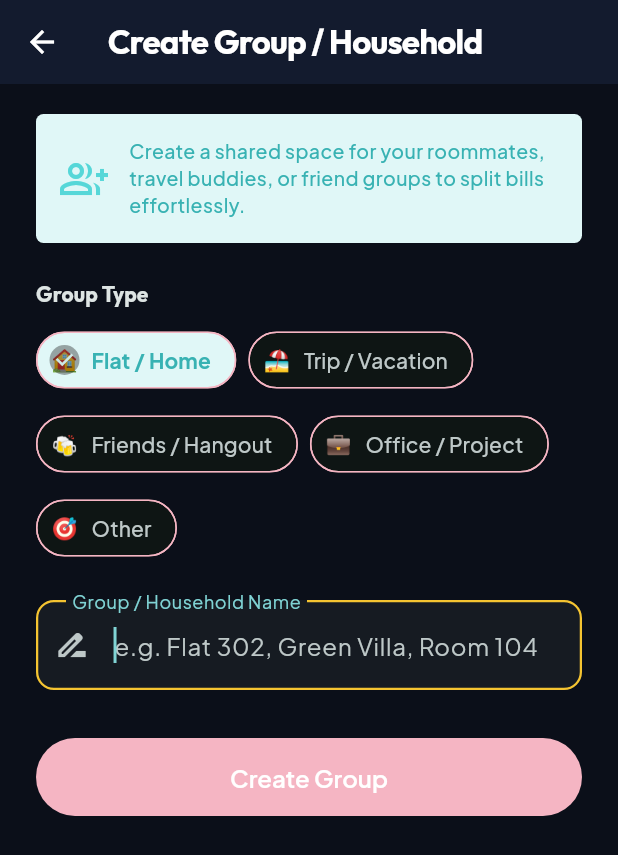
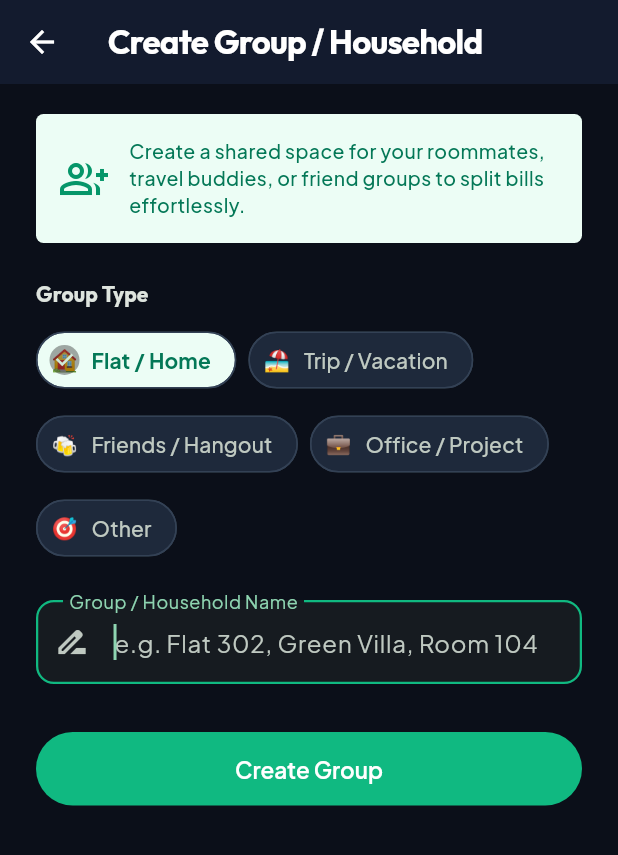
Before and after one commit to RahuL-XYZ/Kharcha-Paani, a Flutter app: the screen it shows once a user with an empty profile is signed in, after a tap on "Create Household", on a phone screen of 412 x 824 dp. Shown: the top 855 px of the screen. Run offline on Flutter 3.47's test engine with Material 3 defaults, Android fonts, the phone set to English and light mode, and no system bars; our stand-ins replace cloud_firestore, firebase_auth, firebase_core, fl_chart, flutter_riverpod, go_router and 5 more; accounts and stored records are empty; network calls fail.

Commit message:
UI changes

```diff
--- a/lib/core/constants/app_colors.dart
+++ b/lib/core/constants/app_colors.dart
@@ -1,38 +1,38 @@
 import 'package:flutter/material.dart';
 
 class AppColors {
-  // Brand Primary & Accents (Tropical Vibrant)
-  static const Color primary = Color(0xFF56D7D8); // Vibrant Mint Cyan
-  static const Color primaryDark = Color(0xFF38B2B3);
-  static const Color primaryLight = Color(0xFFE0F7F7);
-  static const Color primaryContainer = Color(0xFF56D7D8);
-  static const Color onPrimary = Color(0xFF0F172A); // Slate dark text on Cyan
+  // Brand Primary & Accents (Clean Emerald & Slate)
+  static const Color primary = Color(0xFF059669); // Emerald 600
+  static const Color primaryDark = Color(0xFF047857); // Emerald 700
+  static const Color primaryLight = Color(0xFFECFDF5); // Emerald 50
+  static const Color primaryContainer = Color(0xFFECFDF5);
+  static const Color onPrimary = Color(0xFFFFFFFF); // Pure White on Emerald
 
-  // Secondary & Accent
-  static const Color secondary = Color(0xFFF5C431); // Vibrant Warm Yellow
-  static const Color secondaryContainer = Color(0xFFFDECA6);
-  static const Color accent = Color(0xFFF5B5C3); // Soft Rose Pink
-  static const Color accentContainer = Color(0xFFFCE4E9);
-  static const Color appBarDarkBlue = Color(0xFF0F2042); // Common Dark Blue for App Bar
+  // Secondary & Accent (Slate neutrals & bright emerald highlights)
+  static const Color secondary = Color(0xFF0F172A); // Slate 900
+  static const Color secondaryContainer = Color(0xFFF1F5F9); // Slate 100
+  static const Color accent = Color(0xFF10B981); // Emerald 500
+  static const Color accentContainer = Color(0xFFD1FAE5); // Emerald 100
+  static const Color appBarDarkBlue = Color(0xFF0F172A); // Clean Slate Navy
 
-  // Financial Indicators
-  static const Color positive = Color(0xFF78E08F); // Tropical Green
-  static const Color positiveLight = Color(0xFFE8F9EE);
-  static const Color negative = Color(0xFFFF6B6B); // Vibrant Coral Pink
-  static const Color negativeLight = Color(0xFFFFE5E5);
-  static const Color neutral = Color(0xFFD1D8E0); // Soft Grey
+  // Financial Indicators (Semantic)
+  static const Color positive = Color(0xFF10B981); // Emerald Green
+  static const Color positiveLight = Color(0xFFECFDF5);
+  static const Color negative = Color(0xFFEF4444); // Crimson / Coral Red
+  static const Color negativeLight = Color(0xFFFEF2F2);
+  static const Color neutral = Color(0xFF64748B); // Slate Grey
 
-  // Category Colors
-  static const Color catGrocery = Color(0xFF78E08F); // Tropical Green
-  static const Color catRent = Color(0xFFA55EEA); // Playful Purple
-  static const Color catElectricity = Color(0xFFF5C431); // Warm Yellow
-  static const Color catWater = Color(0xFF45AAF2); // Bright Blue
-  static const Color catInternet = Color(0xFF56D7D8); // Mint Cyan
-  static const Color catGas = Color(0xFFFF6B6B); // Coral Pink
-  static const Color catCleaning = Color(0xFFF5B5C3); // Soft Rose Pink
-  static const Color catHousehold = Color(0xFFFD9644); // Peachy Orange
-  static const Color catFood = Color(0xFFFA8231); // Tangy Orange
-  static const Color catOther = Color(0xFFD1D8E0); // Soft Grey
+  // Category Colors (Refined & Subtle)
+  static const Color catGrocery = Color(0xFF10B981); // Emerald Green
+  static const Color catRent = Color(0xFF8B5CF6); // Modern Violet
+  static const Color catElectricity = Color(0xFFF59E0B); // Amber
+  static const Color catWater = Color(0xFF0EA5E9); // Sky Blue
+  static const Color catInternet = Color(0xFF06B6D4); // Cyan
+  static const Color catGas = Color(0xFFF43F5E); // Rose
+  static const Color catCleaning = Color(0xFF14B8A6); // Teal
+  static const Color catHousehold = Color(0xFFF97316); // Orange
+  static const Color catFood = Color(0xFFEA580C); // Deep Orange
+  static const Color catOther = Color(0xFF64748B); // Slate Grey
 
   // Light Theme Neutrals
   static const Color backgroundLight = Color(0xFFF8FAFC);
@@ -41,8 +41,8 @@ class AppColors {
   static const Color textPrimaryLight = Color(0xFF0F172A);
   static const Color textSecondaryLight = Color(0xFF475569);
   static const Color textTertiaryLight = Color(0xFF94A3B8);
-  static const Color borderLight = Color(0xFFD2E3FC); // Very light Mail Blue
-  static const Color dividerLight = Color(0xFFD2E3FC);
+  static const Color borderLight = Color(0xFFE2E8F0); // Slate 200
+  static const Color dividerLight = Color(0xFFE2E8F0);
 
   // Dark Theme Neutrals
   static const Color backgroundDark = Color(0xFF0B0F19);
--- a/lib/core/theme/app_theme.dart
+++ b/lib/core/theme/app_theme.dart
@@ -60,55 +60,58 @@ class AppTheme {
       useMaterial3: true,
       brightness: brightness,
       colorScheme: colorScheme,
-      scaffoldBackgroundColor: isDark ? AppColors.backgroundDark : const Color(0xFFFDF7F4),
+      scaffoldBackgroundColor: isDark ? AppColors.backgroundDark : AppColors.backgroundLight,
       textTheme: finalTextTheme,
       iconTheme: IconThemeData(color: colorScheme.onSurface),
-      dividerTheme: DividerThemeData(color: colorScheme.outlineVariant),
+      dividerTheme: DividerThemeData(color: isDark ? AppColors.borderDark : AppColors.borderLight),
       listTileTheme: ListTileThemeData(
         iconColor: colorScheme.onSurfaceVariant,
         textColor: colorScheme.onSurface,
       ),
 
-      // Modern M3 AppBar
+      // Modern Clean AppBar
       appBarTheme: AppBarTheme(
         centerTitle: false,
         elevation: 0,
-        scrolledUnderElevation: 2,
-        backgroundColor: isDark ? AppColors.surfaceDark : AppColors.appBarDarkBlue,
-        foregroundColor: Colors.white,
+        scrolledUnderElevation: 1,
+        backgroundColor: isDark ? AppColors.surfaceDark : Colors.white,
+        foregroundColor: isDark ? Colors.white : AppColors.textPrimaryLight,
         surfaceTintColor: Colors.transparent,
-        iconTheme: const IconThemeData(color: Colors.white),
-        actionsIconTheme: const IconThemeData(color: Colors.white),
+        iconTheme: IconThemeData(color: isDark ? Colors.white : AppColors.textPrimaryLight),
+        actionsIconTheme: IconThemeData(color: isDark ? Colors.white : AppColors.textPrimaryLight),
         titleTextStyle: titleTheme.titleLarge?.copyWith(
           fontWeight: FontWeight.w700,
-          color: Colors.white,
+          color: isDark ? Colors.white : AppColors.textPrimaryLight,
         ),
       ),
 
-      // M3 Expressive Cards (Very rounded)
+      // M3 Clean Slate Cards
       cardTheme: CardThemeData(
         elevation: 0,
-        shadowColor: const Color(0xFFF5B5C3).withValues(alpha: 0.15),
+        shadowColor: Colors.black.withValues(alpha: isDark ? 0.3 : 0.05),
         color: isDark ? colorScheme.surfaceContainer : Colors.white,
         shape: RoundedRectangleBorder(
           borderRadius: BorderRadius.circular(16),
-          side: const BorderSide(color: Color(0xFFF5B5C3), width: 1.0),
+          side: BorderSide(
+            color: isDark ? AppColors.borderDark : AppColors.borderLight,
+            width: 1.0,
+          ),
         ),
         clipBehavior: Clip.antiAlias,
       ),
 
-      // Pill-shaped Buttons
+      // Clean Emerald Buttons
       elevatedButtonTheme: ElevatedButtonThemeData(
         style: ElevatedButton.styleFrom(
           elevation: 0,
-          backgroundColor: const Color(0xFFF5B5C3),
+          backgroundColor: isDark ? AppColors.accent : AppColors.primary,
           foregroundColor: Colors.white,
-          padding: const EdgeInsets.symmetric(horizontal: 32, vertical: 16),
+          padding: const EdgeInsets.symmetric(horizontal: 28, vertical: 15),
           shape: RoundedRectangleBorder(
-            borderRadius: BorderRadius.circular(30),
+            borderRadius: BorderRadius.circular(28),
           ),
           textStyle: GoogleFonts.plusJakartaSans(
-            fontSize: 16,
+            fontSize: 15,
             fontWeight: FontWeight.w600,
           ),
         ),
@@ -116,12 +119,14 @@ class AppTheme {
 
       filledButtonTheme: FilledButtonThemeData(
         style: FilledButton.styleFrom(
-          padding: const EdgeInsets.symmetric(horizontal: 32, vertical: 16),
+          backgroundColor: isDark ? AppColors.accent : AppColors.primary,
+          foregroundColor: Colors.white,
+          padding: const EdgeInsets.symmetric(horizontal: 28, vertical: 15),
           shape: RoundedRectangleBorder(
-            borderRadius: BorderRadius.circular(30),
+            borderRadius: BorderRadius.circular(28),
           ),
           textStyle: GoogleFonts.plusJakartaSans(
-            fontSize: 16,
+            fontSize: 15,
             fontWeight: FontWeight.w600,
           ),
         ),
@@ -129,13 +134,17 @@ class AppTheme {
 
       outlinedButtonTheme: OutlinedButtonThemeData(
         style: OutlinedButton.styleFrom(
-          padding: const EdgeInsets.symmetric(horizontal: 32, vertical: 16),
+          padding: const EdgeInsets.symmetric(horizontal: 28, vertical: 15),
+          foregroundColor: isDark ? Colors.white : AppColors.textPrimaryLight,
           shape: RoundedRectangleBorder(
-            borderRadius: BorderRadius.circular(30),
+            borderRadius: BorderRadius.circular(28),
           ),
-          side: const BorderSide(color: Color(0xFFF5B5C3), width: 1.5),
+          side: BorderSide(
+            color: isDark ? AppColors.borderDark : AppColors.borderLight,
+            width: 1.2,
+          ),
           textStyle: GoogleFonts.plusJakartaSans(
-            fontSize: 16,
+            fontSize: 15,
             fontWeight: FontWeight.w600,
           ),
         ),
@@ -144,47 +153,59 @@ class AppTheme {
       textButtonTheme: TextButtonThemeData(
         style: TextButton.styleFrom(
           padding: const EdgeInsets.symmetric(horizontal: 16, vertical: 12),
+          foregroundColor: isDark ? AppColors.accent : AppColors.primary,
           shape: RoundedRectangleBorder(
-            borderRadius: BorderRadius.circular(5),
+            borderRadius: BorderRadius.circular(8),
           ),
           textStyle: GoogleFonts.plusJakartaSans(
-            fontSize: 15,
+            fontSize: 14,
             fontWeight: FontWeight.w600,
           ),
         ),
       ),
 
-      // M3 Floating Action Button (Rounded Rectangle, not circular)
+      // Floating Action Button
       floatingActionButtonTheme: FloatingActionButtonThemeData(
         elevation: 2,
         highlightElevation: 4,
         shape: RoundedRectangleBorder(
-          borderRadius: BorderRadius.circular(5),
+          borderRadius: BorderRadius.circular(16),
         ),
-        backgroundColor: colorScheme.primaryContainer,
-        foregroundColor: colorScheme.onPrimaryContainer,
+        backgroundColor: isDark ? AppColors.accent : AppColors.primary,
+        foregroundColor: Colors.white,
       ),
 
-      // Expressive Inputs — Rose Pink borders, Yellow focus (matches Auth screens)
+      // Clean Slate Inputs with Emerald focus ring
       inputDecorationTheme: InputDecorationTheme(
         filled: true,
-        fillColor: isDark ? colorScheme.surfaceContainerHighest.withValues(alpha: 0.3) : Colors.transparent,
-        contentPadding: const EdgeInsets.symmetric(horizontal: 20, vertical: 18),
+        fillColor: isDark
+            ? colorScheme.surfaceContainerHighest.withValues(alpha: 0.3)
+            : Colors.white,
+        contentPadding: const EdgeInsets.symmetric(horizontal: 18, vertical: 16),
         border: OutlineInputBorder(
           borderRadius: BorderRadius.circular(12),
-          borderSide: const BorderSide(color: Color(0xFFF5B5C3), width: 1.2),
+          borderSide: BorderSide(
+            color: isDark ? AppColors.borderDark : AppColors.borderLight,
+            width: 1.2,
+          ),
         ),
         enabledBorder: OutlineInputBorder(
           borderRadius: BorderRadius.circular(12),
-          borderSide: const BorderSide(color: Color(0xFFF5B5C3), width: 1.2),
+          borderSide: BorderSide(
+            color: isDark ? AppColors.borderDark : AppColors.borderLight,
+            width: 1.2,
+          ),
         ),
         focusedBorder: OutlineInputBorder(
           borderRadius: BorderRadius.circular(12),
-          borderSide: const BorderSide(color: Color(0xFFF5C431), width: 1.5),
+          borderSide: BorderSide(
+            color: isDark ? AppColors.accent : AppColors.primary,
+            width: 1.5,
+          ),
         ),
         errorBorder: OutlineInputBorder(
           borderRadius: BorderRadius.circular(12),
-          borderSide: BorderSide(color: colorScheme.error, width: 1.5),
+          borderSide: BorderSide(color: colorScheme.error, width: 1.2),
         ),
         focusedErrorBorder: OutlineInputBorder(
           borderRadius: BorderRadius.circular(12),
@@ -195,31 +216,42 @@ class AppTheme {
       // Dialogs
       dialogTheme: DialogThemeData(
         elevation: 0,
-        shadowColor: const Color(0xFFF5B5C3).withValues(alpha: 0.2),
+        backgroundColor: isDark ? AppColors.surfaceDark : Colors.white,
+        shadowColor: Colors.black.withValues(alpha: isDark ? 0.3 : 0.08),
         shape: RoundedRectangleBorder(
           borderRadius: BorderRadius.circular(20),
-          side: const BorderSide(color: Color(0xFFF5B5C3), width: 1.0),
+          side: BorderSide(
+            color: isDark ? AppColors.borderDark : AppColors.borderLight,
+            width: 1.0,
+          ),
         ),
       ),
 
       // Bottom Sheet
       bottomSheetTheme: BottomSheetThemeData(
         elevation: 0,
-        backgroundColor: isDark ? AppColors.surfaceDark : const Color(0xFFFDF7F4),
-        shadowColor: const Color(0xFFF5B5C3).withValues(alpha: 0.2),
-        shape: const RoundedRectangleBorder(
-          borderRadius: BorderRadius.vertical(top: Radius.circular(24)),
-          side: BorderSide(color: Color(0xFFF5B5C3), width: 1.0),
+        backgroundColor: isDark ? AppColors.surfaceDark : Colors.white,
+        shadowColor: Colors.black.withValues(alpha: isDark ? 0.3 : 0.08),
+        shape: RoundedRectangleBorder(
+          borderRadius: const BorderRadius.vertical(top: Radius.circular(24)),
+          side: BorderSide(
+            color: isDark ? AppColors.borderDark : AppColors.borderLight,
+            width: 1.0,
+          ),
         ),
       ),
 
       // Chips
       chipTheme: ChipThemeData(
         elevation: 0,
+        backgroundColor: isDark ? AppColors.surfaceVariantDark : AppColors.surfaceVariantLight,
         shape: RoundedRectangleBorder(
           borderRadius: BorderRadius.circular(20),
         ),
-        side: const BorderSide(color: Color(0xFFF5B5C3), width: 1.0),
+        side: BorderSide(
+          color: isDark ? AppColors.borderDark : AppColors.borderLight,
+          width: 1.0,
+        ),
       ),
     );
   }
--- a/lib/core/widgets/common_app_bar.dart
+++ b/lib/core/widgets/common_app_bar.dart
@@ -38,7 +38,7 @@ class CommonAppBar extends StatelessWidget implements PreferredSizeWidget {
     final isDark = Theme.of(context).brightness == Brightness.dark;
     final appBarBg = backgroundColor ??
         (isDark ? AppColors.surfaceDark : Colors.white);
-    final fgColor = isDark ? Colors.white : const Color(0xFF2C2C2C);
+    final fgColor = isDark ? Colors.white : AppColors.textPrimaryLight;
 
     return AppBar(
       title: title ?? (titleText != null ? Text(titleText!) : null),
@@ -52,7 +52,7 @@ class CommonAppBar extends StatelessWidget implements PreferredSizeWidget {
       backgroundColor: appBarBg,
       foregroundColor: fgColor,
       surfaceTintColor: Colors.transparent,
-      shadowColor: const Color(0xFFF5B5C3).withValues(alpha: 0.3),
+      shadowColor: Colors.black.withValues(alpha: isDark ? 0.2 : 0.04),
       iconTheme: IconThemeData(color: fgColor),
       actionsIconTheme: IconThemeData(color: fgColor),
       titleTextStyle: Theme.of(context).textTheme.titleLarge?.copyWith(
--- a/lib/features/home/presentation/widgets/home_header_widget.dart
+++ b/lib/features/home/presentation/widgets/home_header_widget.dart
@@ -30,11 +30,11 @@ class HomeHeaderWidget extends StatelessWidget {
             begin: Alignment.topLeft,
             end: Alignment.bottomRight,
             colors: [
-              Color(0xFF0D6E6F), // Deep Teal (dark Mint Cyan)
-              Color(0xFF1A9696), // Mid Deep Cyan
-              Color(0xFFB0456A), // Deep Rose Pink
+              Color(0xFF0F172A), // Slate 900
+              Color(0xFF1E293B), // Slate 800
+              Color(0xFF064E3B), // Deep Emerald Slate
             ],
-            stops: [0.0, 0.55, 1.0],
+            stops: [0.0, 0.65, 1.0],
           ),
         ),
         child: SafeArea(
```
Also changed, not shown: lib/features/auth/presentation/forgot_password_screen.dart (+32 -9 lines), lib/features/auth/presentation/login_screen.dart (+31 -10 lines), lib/features/auth/presentation/register_screen.dart (+31 -10 lines), lib/features/expenses/presentation/widgets/expense_report_tab.dart (+9 -9 lines), lib/features/household/presentation/widgets/group_header_summary_card.dart (+8 -8 lines), lib/features/household/presentation/widgets/member_breakdown_modal.dart (+4 -4 lines), lib/features/profile/presentation/profile_screen.dart (+15 -43 lines).
